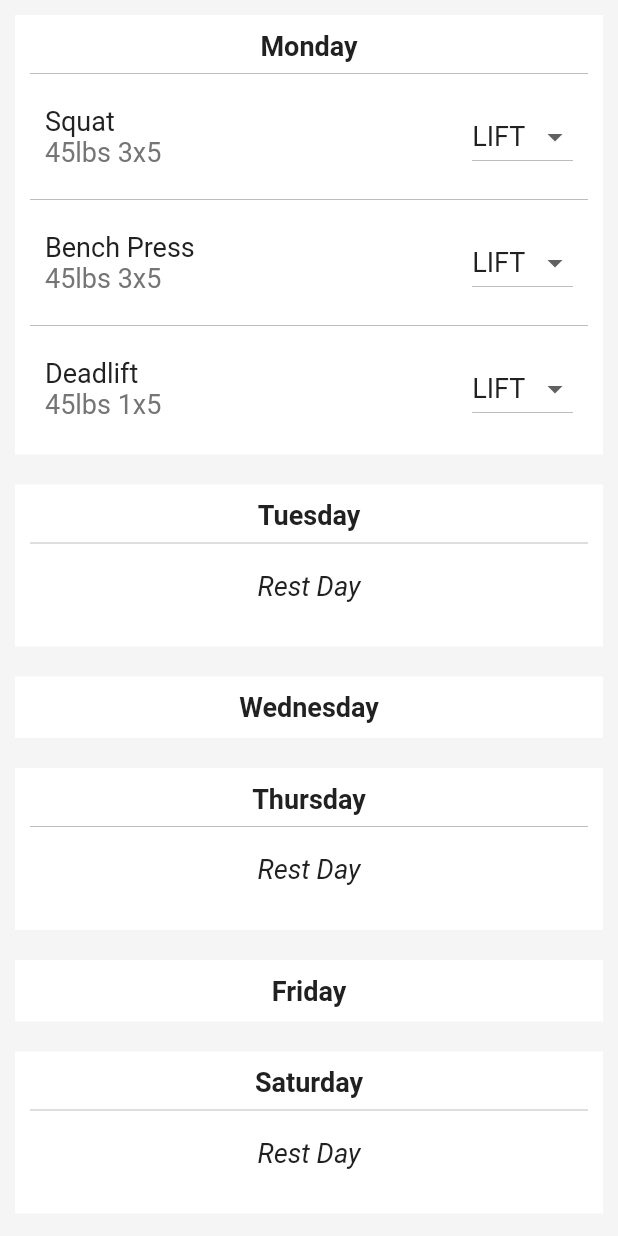
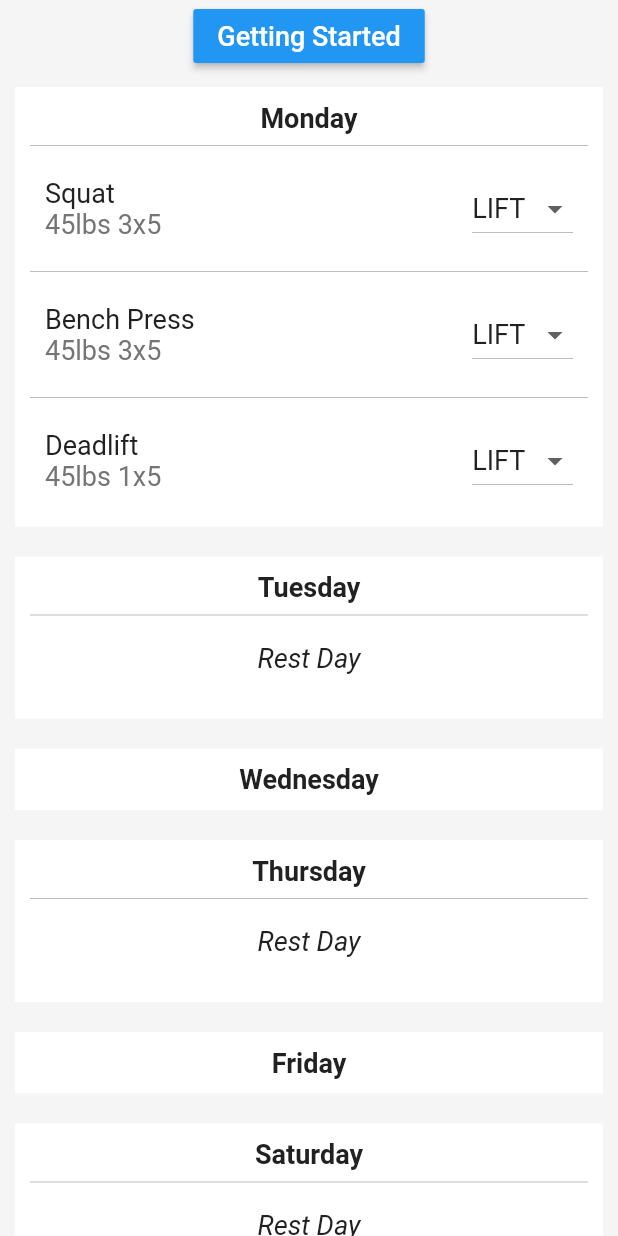
Before and after one commit to sbohdanow655/paretopowerlifting, a Flutter app: the WorkoutTab widget shown alone on an empty page, opened directly with empty values, on a phone screen of 412 x 824 dp. Run offline on Flutter 3.47's test engine with Material 2 defaults, Android fonts, the phone set to English and light mode, and no system bars; our stand-ins replace sqflite; accounts and stored records are empty.

Commit message:
- [Visual] move Getting Started button to top of workouts tab

```diff
--- a/lib/tabs/tabWorkout.dart
+++ b/lib/tabs/tabWorkout.dart
@@ -47,6 +47,19 @@ class _WorkoutTabState extends State<WorkoutTab> {
 
   void _rebuildAllWorkoutDays() {
     List<Widget> workoutTabList = [];
+    workoutTabList
+        .add(Row(mainAxisAlignment: MainAxisAlignment.center, children: [
+      RaisedButton(
+          child: Text(Constants.GETTINGSTARTED_TITLE,
+              style:
+                  TextStyle(fontSize: Constants.FONTSIZE_GETTINGSTARTED_TITLE)),
+          color: Constants.LIGHT_PRIMARY,
+          textColor: Colors.white,
+          onPressed: () {
+            Navigator.pushReplacementNamed(
+                context, Constants.ROUTE_GETTINGSTARTED);
+          })
+    ]));
     Weekday.values.forEach((weekday) {
       WorkoutDay workoutDay = new WorkoutDay(_weeklyExercisePrescription,
           weekday, _setIncomplete, _rebuildAllWorkoutDays);
```
Also changed, not shown: lib/tabs/tabSettings.dart (+0 -15 lines).
